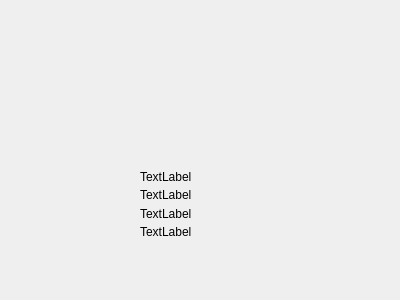
Before: the Qt Designer form src/AboutDialog.ui in soramimi/Guitar, drawn with Qt 5.
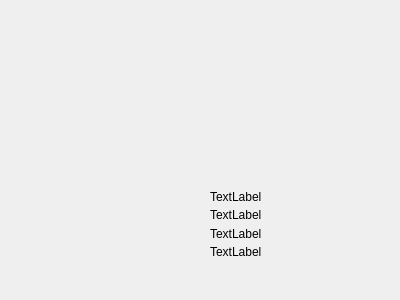
After: the same form once the commit is applied.

Commit message: Aboutダイアログで背景画像を描画（仮）

The edit to the form file:
```diff
--- a/src/AboutDialog.ui
+++ b/src/AboutDialog.ui
@@ -13,12 +13,12 @@
   <property name="windowTitle">
    <string>Dialog</string>
   </property>
-  <widget class="QWidget" name="">
+  <widget class="QWidget" name="layoutWidget">
    <property name="geometry">
     <rect>
-     <x>140</x>
-     <y>170</y>
-     <width>221</width>
+     <x>210</x>
+     <y>190</y>
+     <width>181</width>
      <height>68</height>
     </rect>
    </property>
```
The commit also changes 5 other files.
